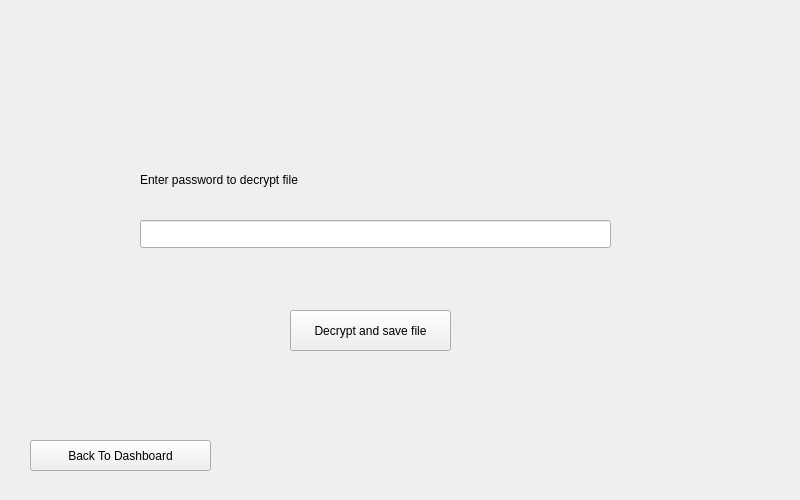
Qt form decryptfilepage.ui (Elle0-0/CloudWorx-Desktop-Client) before a commit.
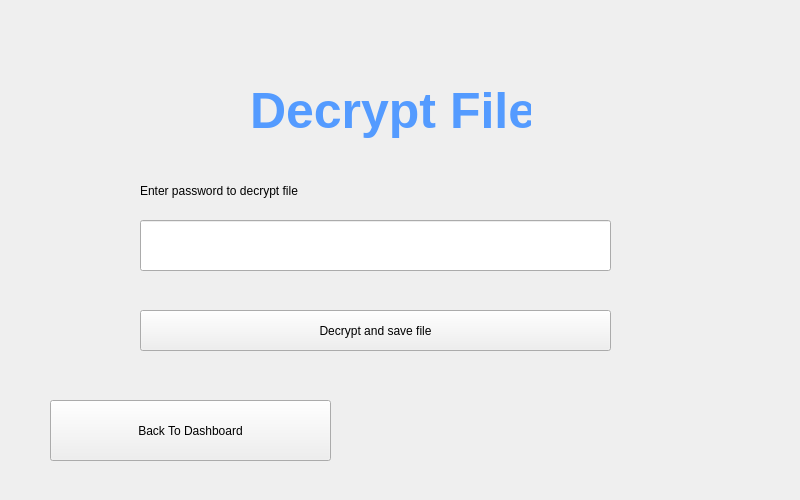
The same form after that commit. Icons and pictures are not drawn.

```diff
--- a/decryptfilepage.ui
+++ b/decryptfilepage.ui
@@ -18,8 +18,8 @@
     <rect>
      <x>10</x>
      <y>10</y>
-     <width>91</width>
-     <height>91</height>
+     <width>141</width>
+     <height>131</height>
     </rect>
    </property>
    <property name="text">
@@ -38,7 +38,7 @@
      <x>140</x>
      <y>220</y>
      <width>471</width>
-     <height>28</height>
+     <height>51</height>
     </rect>
    </property>
    <property name="echoMode">
@@ -50,8 +50,8 @@
     <rect>
      <x>140</x>
      <y>170</y>
-     <width>211</width>
-     <height>20</height>
+     <width>471</width>
+     <height>41</height>
     </rect>
    </property>
    <property name="text">
@@ -61,9 +61,9 @@
   <widget class="QPushButton" name="pushButton">
    <property name="geometry">
     <rect>
-     <x>290</x>
+     <x>140</x>
      <y>310</y>
-     <width>161</width>
+     <width>471</width>
      <height>41</height>
     </rect>
    </property>
@@ -74,16 +74,35 @@
   <widget class="QPushButton" name="dashboardButton">
    <property name="geometry">
     <rect>
-     <x>30</x>
-     <y>440</y>
-     <width>181</width>
-     <height>31</height>
+     <x>50</x>
+     <y>400</y>
+     <width>281</width>
+     <height>61</height>
     </rect>
    </property>
    <property name="text">
     <string>Back To Dashboard</string>
    </property>
   </widget>
+  <widget class="QLabel" name="label_3">
+   <property name="geometry">
+    <rect>
+     <x>250</x>
+     <y>80</y>
+     <width>281</width>
+     <height>61</height>
+    </rect>
+   </property>
+   <property name="styleSheet">
+    <string notr="true">    font-family: &quot;Inter&quot;, sans-serif;
+    color: #549bff;
+    font-size: 50px;
+    font-weight: 600;</string>
+   </property>
+   <property name="text">
+    <string>Decrypt File</string>
+   </property>
+  </widget>
  </widget>
  <resources>
   <include location="Images.qrc"/>
```
